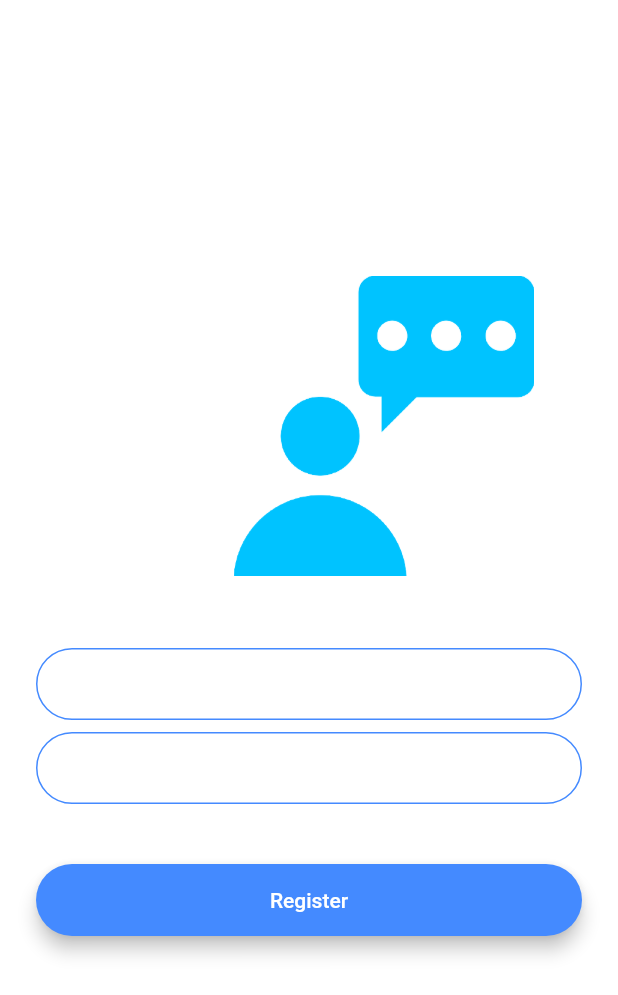
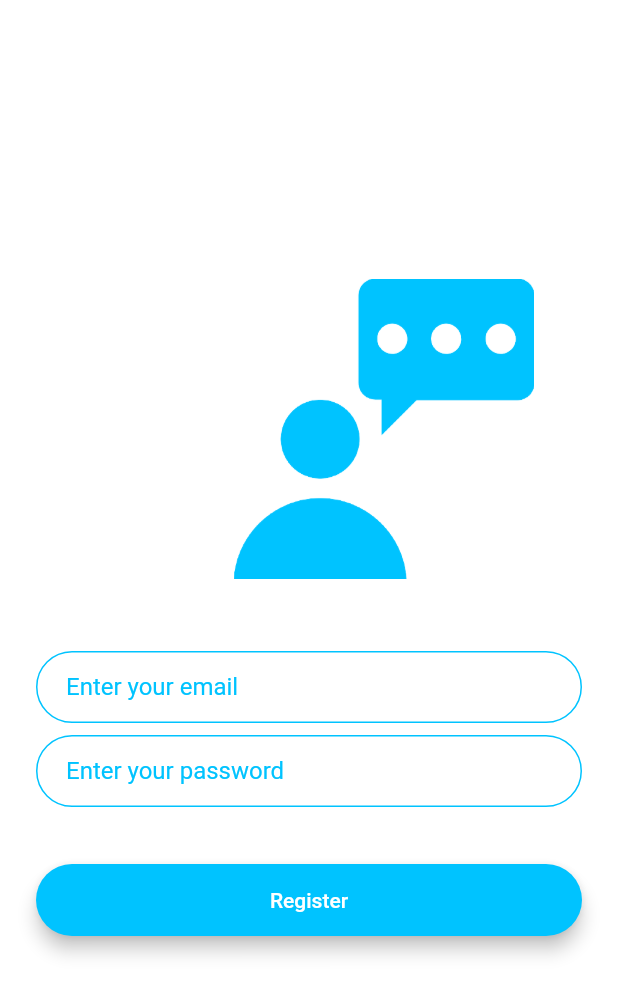
Before and after one commit to denzgrant/FunChat, a Flutter app: the screen it shows after launch, after a tap on "Register", on a phone screen of 412 x 824 dp. Shown: the top 995 px of the screen. Run offline on Flutter 3.47's test engine with Material 2 defaults, Android fonts, the light colour scheme and no system bars; our stand-ins replace animated_text_kit.

Commit message:
refractoring and adding firebase

```diff
--- /dev/null
+++ b/lib/components/RoundButton.dart
@@ -0,0 +1,31 @@
+import 'package:flutter/cupertino.dart';
+import 'package:flutter/material.dart';
+
+class RoundButton extends StatelessWidget {
+  RoundButton({this.color, this.title, @required this.onPressed});
+
+  final Color color;
+  final String title;
+  final Function onPressed;
+
+  @override
+  Widget build(BuildContext context) {
+    return Padding(
+      padding: EdgeInsets.symmetric(vertical: 14.0),
+      child: Material(
+        elevation: 5.0,
+        color: color,
+        borderRadius: BorderRadius.circular(30.0),
+        child: MaterialButton(
+          onPressed: onPressed,
+          minWidth: 200.0,
+          height: 42.0,
+          child: Text(title,
+              style: TextStyle(
+                color: Colors.white,
+              )),
+        ),
+      ),
+    );
+  }
+}
--- a/lib/constants.dart
+++ b/lib/constants.dart
@@ -17,3 +17,26 @@ const kMessageContainerDecoration = BoxDecoration(
     top: BorderSide(color: Colors.lightBlueAccent, width: 2.0),
   ),
 );
+
+const kTextFieldDecoration = InputDecoration(
+  hintText: "Enter a value",
+  hintStyle: TextStyle(
+    color: appBlue,
+  ),
+  contentPadding: EdgeInsets.symmetric(vertical: 10.0, horizontal: 20.0),
+  border: OutlineInputBorder(
+    borderRadius: BorderRadius.all(Radius.circular(32.0)),
+  ),
+  enabledBorder: OutlineInputBorder(
+    borderSide: BorderSide(color: appBlue, width: 1.0),
+    borderRadius: BorderRadius.all(Radius.circular(32.0)),
+  ),
+  focusedBorder: OutlineInputBorder(
+    borderSide: BorderSide(color: appPink, width: 2.0),
+    borderRadius: BorderRadius.all(Radius.circular(32.0)),
+  ),
+);
+
+const Color appPink = Color(0xffFF709F);
+
+const Color appBlue = Color(0xff00C3FF);
--- a/lib/main.dart
+++ b/lib/main.dart
@@ -10,11 +10,6 @@ class FunChat extends StatelessWidget {
   @override
   Widget build(BuildContext context) {
     return MaterialApp(
-      theme: ThemeData.dark().copyWith(
-        textTheme: TextTheme(
-          bodyText2: TextStyle(color: Colors.black54),
-        ),
-      ),
       initialRoute: WelcomeScreen.id,
       routes: {
         WelcomeScreen.id: (context) => WelcomeScreen(),
--- a/lib/screens/login_screen.dart
+++ b/lib/screens/login_screen.dart
@@ -1,4 +1,7 @@
 import 'package:flutter/material.dart';
+import 'package:funchat/components/RoundButton.dart';
+
+import '../constants.dart';
 
 class LoginScreen extends StatefulWidget {
   static const String id = 'LoginScreen';
@@ -35,72 +38,27 @@ class _LoginScreenState extends State<LoginScreen> {
                 onChanged: (value) {
                   //Do something with the user input.
                 },
-              decoration: InputDecoration(
-                hintText: 'Enter your email',
-                contentPadding:
-                    EdgeInsets.symmetric(vertical: 10.0, horizontal: 20.0),
-                border: OutlineInputBorder(
-                  borderRadius: BorderRadius.all(Radius.circular(32.0)),
-                ),
-                enabledBorder: OutlineInputBorder(
-                  borderSide:
-                      BorderSide(color: Colors.lightBlueAccent, width: 1.0),
-                  borderRadius: BorderRadius.all(Radius.circular(32.0)),
-                ),
-                focusedBorder: OutlineInputBorder(
-                  borderSide:
-                      BorderSide(color: Colors.lightBlueAccent, width: 2.0),
-                  borderRadius: BorderRadius.all(Radius.circular(32.0)),
-                ),
-              ),
-            ),
+                decoration: kTextFieldDecoration.copyWith(
+                    hintText: "Enter your email")),
             SizedBox(
               height: 8.0,
             ),
             TextField(
                 onChanged: (value) {
                   //Do something with the user input.
+                  print(value);
                 },
-              decoration: InputDecoration(
-                hintText: 'Enter your password.',
-                contentPadding:
-                    EdgeInsets.symmetric(vertical: 10.0, horizontal: 20.0),
-                border: OutlineInputBorder(
-                  borderRadius: BorderRadius.all(Radius.circular(32.0)),
-                ),
-                enabledBorder: OutlineInputBorder(
-                  borderSide:
-                      BorderSide(color: Colors.lightBlueAccent, width: 1.0),
-                  borderRadius: BorderRadius.all(Radius.circular(32.0)),
-                ),
-                focusedBorder: OutlineInputBorder(
-                  borderSide:
-                      BorderSide(color: Colors.lightBlueAccent, width: 2.0),
-                  borderRadius: BorderRadius.all(Radius.circular(32.0)),
-                ),
-              ),
-            ),
+                decoration: kTextFieldDecoration.copyWith(
+                    hintText: "Enter your password")),
             SizedBox(
               height: 24.0,
             ),
-            Padding(
-              padding: EdgeInsets.symmetric(vertical: 16.0),
-              child: Material(
-                color: Colors.lightBlueAccent,
-                borderRadius: BorderRadius.all(Radius.circular(30.0)),
-                elevation: 5.0,
-                child: MaterialButton(
+            RoundButton(
+                title: 'Login',
+                color: Color(0xffFF709F),
                 onPressed: () {
-                    //Implement login functionality.
-                  },
-                  minWidth: 200.0,
-                  height: 42.0,
-                  child: Text(
-                    'Log In',
-                  ),
-                ),
-              ),
-            ),
+                  Navigator.pushNamed(context, LoginScreen.id);
+                }),
           ],
         ),
       ),
--- a/lib/screens/registration_screen.dart
+++ b/lib/screens/registration_screen.dart
@@ -1,4 +1,7 @@
 import 'package:flutter/material.dart';
+import 'package:funchat/components/RoundButton.dart';
+
+import '../constants.dart';
 
 class RegistrationScreen extends StatefulWidget {
   static const String id = 'RegistrationScreen';
@@ -34,23 +37,8 @@ class _RegistrationScreenState extends State<RegistrationScreen> {
                 onChanged: (value) {
                   //Do something with the user input.
                 },
-              decoration: InputDecoration(
-                hintText: 'Enter your email',
-                contentPadding:
-                    EdgeInsets.symmetric(vertical: 10.0, horizontal: 20.0),
-                border: OutlineInputBorder(
-                  borderRadius: BorderRadius.all(Radius.circular(32.0)),
-                ),
-                enabledBorder: OutlineInputBorder(
-                  borderSide: BorderSide(color: Colors.blueAccent, width: 1.0),
-                  borderRadius: BorderRadius.all(Radius.circular(32.0)),
-                ),
-                focusedBorder: OutlineInputBorder(
-                  borderSide: BorderSide(color: Colors.blueAccent, width: 2.0),
-                  borderRadius: BorderRadius.all(Radius.circular(32.0)),
-                ),
-              ),
-            ),
+                decoration: kTextFieldDecoration.copyWith(
+                    hintText: "Enter your email")),
             SizedBox(
               height: 8.0,
             ),
@@ -58,45 +46,12 @@ class _RegistrationScreenState extends State<RegistrationScreen> {
                 onChanged: (value) {
                   //Do something with the user input.
                 },
-              decoration: InputDecoration(
-                hintText: 'Enter your password',
-                contentPadding:
-                    EdgeInsets.symmetric(vertical: 10.0, horizontal: 20.0),
-                border: OutlineInputBorder(
-                  borderRadius: BorderRadius.all(Radius.circular(32.0)),
-                ),
-                enabledBorder: OutlineInputBorder(
-                  borderSide: BorderSide(color: Colors.blueAccent, width: 1.0),
-                  borderRadius: BorderRadius.all(Radius.circular(32.0)),
-                ),
-                focusedBorder: OutlineInputBorder(
-                  borderSide: BorderSide(color: Colors.blueAccent, width: 2.0),
-                  borderRadius: BorderRadius.all(Radius.circular(32.0)),
-                ),
-              ),
-            ),
+                decoration: kTextFieldDecoration.copyWith(
+                    hintText: "Enter your password")),
             SizedBox(
               height: 24.0,
             ),
-            Padding(
-              padding: EdgeInsets.symmetric(vertical: 16.0),
-              child: Material(
-                color: Colors.blueAccent,
-                borderRadius: BorderRadius.all(Radius.circular(30.0)),
-                elevation: 5.0,
-                child: MaterialButton(
-                  onPressed: () {
-                    //Implement registration functionality.
-                  },
-                  minWidth: 200.0,
-                  height: 42.0,
-                  child: Text(
-                    'Register',
-                    style: TextStyle(color: Colors.white),
-                  ),
-                ),
-              ),
-            ),
+            RoundButton(title: 'Register', color: appBlue, onPressed: () {}),
           ],
         ),
       ),
--- a/lib/screens/welcome_screen.dart
+++ b/lib/screens/welcome_screen.dart
@@ -1,6 +1,11 @@
 import 'package:flutter/material.dart';
+import 'package:flutter/services.dart';
+import 'package:funchat/components/RoundButton.dart';
 import 'package:funchat/screens/login_screen.dart';
 import 'package:funchat/screens/registration_screen.dart';
+import 'package:animated_text_kit/animated_text_kit.dart';
+
+import '../constants.dart';
 
 class WelcomeScreen extends StatefulWidget {
   static const String id = 'welcome_screen';
@@ -10,11 +15,37 @@ class WelcomeScreen extends StatefulWidget {
   _WelcomeScreenState createState() => _WelcomeScreenState();
 }
 
-class _WelcomeScreenState extends State<WelcomeScreen> {
+class _WelcomeScreenState extends State<WelcomeScreen>
+    with SingleTickerProviderStateMixin {
+  AnimationController controller;
+  Animation animation;
+  @override
+  //calls when screen is created
+  void initState() {
+    // TODO: implement initState
+    super.initState();
+
+    controller =
+        AnimationController(duration: Duration(seconds: 1), vsync: this);
+
+    animation = ColorTween(begin: Colors.lightBlueAccent, end: Colors.white)
+        .animate(controller);
+    controller.forward();
+    controller.addListener(() {
+      setState(() {});
+    });
+  }
+
+  @override
+  void dispose() {
+    controller.dispose();
+    super.dispose();
+  }
+
   @override
   Widget build(BuildContext context) {
     return Scaffold(
-      backgroundColor: Colors.white,
+      backgroundColor: animation.value,
       body: Padding(
         padding: EdgeInsets.symmetric(horizontal: 25.0),
         child: Column(
@@ -23,67 +54,49 @@ class _WelcomeScreenState extends State<WelcomeScreen> {
           children: <Widget>[
             Row(
               children: <Widget>[
-                Text(
-                  'FunChat',
-                  style: TextStyle(
+                Padding(
+                  padding: const EdgeInsets.only(left: 20.0),
+                  child: SizedBox(
+                    child: DefaultTextStyle(
+                      style: const TextStyle(
                         fontSize: 45.0,
                         fontWeight: FontWeight.w900,
                         color: Colors.black54,
+                      ),
+                      child: AnimatedTextKit(
+                        animatedTexts: [
+                          TypewriterAnimatedText('FunChat'),
+                        ],
+                      ),
+                    ),
                   ),
                 ),
                 Hero(
                   tag: 'logo',
                   child: Container(
-                    child: Align(
-                      alignment: Alignment(0.2, 0.6),
                     child: Image.asset(
                       'images/logo.png',
-                        height: 60.0,
-                      ),
+                      height: 60,
                     ),
                   ),
                 ),
               ],
             ),
             SizedBox(
-              height: 48.0,
+              height: 20.0,
             ),
-            Padding(
-              padding: EdgeInsets.symmetric(vertical: 14.0),
-              child: Material(
-                elevation: 5.0,
-                color: Color(0xffFF709F),
-                borderRadius: BorderRadius.circular(30.0),
-                child: MaterialButton(
+            RoundButton(
+                title: 'Login',
+                color: appPink,
                 onPressed: () {
                   Navigator.pushNamed(context, LoginScreen.id);
-                  },
-                  minWidth: 200.0,
-                  height: 42.0,
-                  child: Text(
-                    'Log In',
-                  ),
-                ),
-              ),
-            ),
-            Padding(
-              padding: EdgeInsets.symmetric(vertical: 16.0),
-              child: Material(
-                color: Color(0xff00C3FF),
-                borderRadius: BorderRadius.circular(30.0),
-                elevation: 5.0,
-                child: MaterialButton(
+                }),
+            RoundButton(
+                title: 'Register',
+                color: appBlue,
                 onPressed: () {
                   Navigator.pushNamed(context, RegistrationScreen.id);
-                  },
-                  minWidth: 200.0,
-                  height: 42.0,
-                  child: Text(
-                    'Register',
-                  ),
-                ),
-              ),
-            ),
+                }),
           ],
         ),
       ),
--- a/pubspec.yaml
+++ b/pubspec.yaml
@@ -11,6 +11,10 @@ dependencies:
     sdk: flutter
 
   cupertino_icons: ^1.0.2
+  animated_text_kit:
+  firebase_core:
+  firebase_auth:
+  cloud_firestore:
 
 dev_dependencies:
   flutter_test:
```
Also changed, not shown: pubspec.lock, 3 other files. Lines whose indentation alone changed are shown as unchanged.
